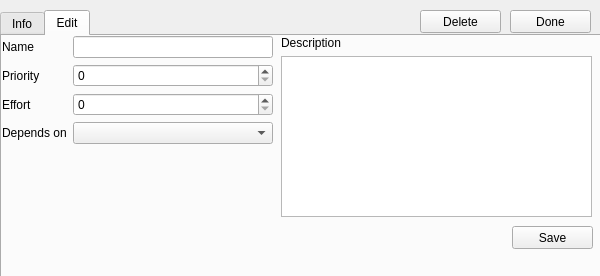
First picture: the form in testDesktop/Desktop/taskwidget.ui, repository sacdallago/it.unibz.inf.sesp.Task, before the edit.
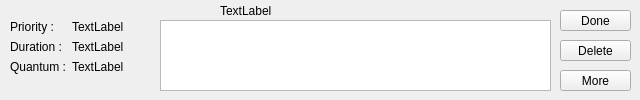
Second picture: the form after the edit. The open tabs and pages were chosen to show the change. Icons and pictures are not drawn.

Patch:
```diff
--- a/testDesktop/Desktop/taskwidget.ui
+++ b/testDesktop/Desktop/taskwidget.ui
@@ -6,120 +6,76 @@
    <rect>
     <x>0</x>
     <y>0</y>
-    <width>600</width>
-    <height>276</height>
+    <width>640</width>
+    <height>100</height>
    </rect>
   </property>
   <property name="maximumSize">
    <size>
-    <width>600</width>
-    <height>300</height>
+    <width>640</width>
+    <height>100</height>
    </size>
   </property>
   <property name="windowTitle">
    <string>Form</string>
   </property>
-  <property name="windowIcon">
-   <iconset resource="Desktop/images.qrc">
-    <normaloff>:/buttons/images/PNG/Button Add.png</normaloff>:/buttons/images/PNG/Button Add.png</iconset>
-  </property>
-  <widget class="QTabWidget" name="tabs">
+  <widget class="QPushButton" name="pushButton">
    <property name="geometry">
     <rect>
-     <x>0</x>
+     <x>560</x>
      <y>10</y>
-     <width>601</width>
-     <height>271</height>
+     <width>71</width>
+     <height>21</height>
     </rect>
    </property>
-   <property name="currentIndex">
-    <number>0</number>
+   <property name="toolTip">
+    <string>&lt;html&gt;&lt;head/&gt;&lt;body&gt;&lt;p&gt;Flag this Task as done!&lt;/p&gt;&lt;/body&gt;&lt;/html&gt;</string>
    </property>
-   <widget class="QWidget" name="tab">
-    <attribute name="title">
-     <string>Info</string>
-    </attribute>
-    <widget class="QLabel" name="titleLabel">
-     <property name="geometry">
-      <rect>
-       <x>230</x>
-       <y>10</y>
-       <width>151</width>
-       <height>20</height>
-      </rect>
-     </property>
      <property name="text">
-      <string>TextLabel</string>
-     </property>
-    </widget>
-    <widget class="QWidget" name="verticalLayoutWidget_2">
+    <string>Done</string>
+   </property>
+  </widget>
+  <widget class="QPushButton" name="pushButton_3">
      <property name="geometry">
       <rect>
-       <x>10</x>
-       <y>90</y>
-       <width>581</width>
-       <height>141</height>
-      </rect>
-     </property>
-     <layout class="QVBoxLayout" name="verticalLayout_2">
-      <item>
-       <widget class="QLabel" name="description3Label_2">
+     <x>560</x>
+     <y>40</y>
+     <width>71</width>
+     <height>21</height>
+    </rect>
+   </property>
         <property name="text">
-         <string>Description</string>
-        </property>
-       </widget>
-      </item>
-      <item>
-       <widget class="QTextEdit" name="textEdit_2">
-        <property name="textInteractionFlags">
-         <set>Qt::TextSelectableByKeyboard|Qt::TextSelectableByMouse</set>
-        </property>
-       </widget>
-      </item>
-     </layout>
+    <string>Delete</string>
+   </property>
     </widget>
     <widget class="QWidget" name="formLayoutWidget_2">
      <property name="geometry">
       <rect>
        <x>10</x>
-       <y>10</y>
-       <width>160</width>
-       <height>80</height>
+     <y>20</y>
+     <width>143</width>
+     <height>71</height>
       </rect>
      </property>
      <layout class="QFormLayout" name="formLayout_2">
       <item row="0" column="0">
        <widget class="QLabel" name="label">
         <property name="text">
-         <string>Priority: </string>
-        </property>
-       </widget>
-      </item>
-      <item row="0" column="1">
-       <widget class="QLabel" name="priorityValueLabel">
-        <property name="text">
-         <string>TextLabel</string>
+       <string>Priority : </string>
         </property>
        </widget>
       </item>
       <item row="1" column="0">
        <widget class="QLabel" name="label_2">
         <property name="text">
-         <string>Effort: </string>
-        </property>
-       </widget>
-      </item>
-      <item row="1" column="1">
-       <widget class="QLabel" name="effortValueLabel">
-        <property name="text">
-         <string>TextLabel</string>
+       <string>Duration :</string>
         </property>
        </widget>
       </item>
       <item row="2" column="0">
        <widget class="QLabel" name="label_4">
         <property name="text">
-         <string>Quantum:</string>
+       <string>Quantum :</string>
         </property>
        </widget>
       </item>
@@ -130,129 +86,62 @@
         </property>
        </widget>
       </item>
-     </layout>
-    </widget>
-   </widget>
-   <widget class="QWidget" name="tab_2">
-    <attribute name="title">
-     <string>Edit</string>
-    </attribute>
-    <widget class="QPushButton" name="pushButton_2">
-     <property name="geometry">
-      <rect>
-       <x>510</x>
-       <y>190</y>
-       <width>81</width>
-       <height>23</height>
-      </rect>
-     </property>
-     <property name="text">
-      <string>Save</string>
-     </property>
-    </widget>
-    <widget class="QWidget" name="formLayoutWidget">
-     <property name="geometry">
-      <rect>
-       <x>0</x>
-       <y>0</y>
-       <width>271</width>
-       <height>181</height>
-      </rect>
-     </property>
-     <layout class="QFormLayout" name="formLayout">
-      <property name="fieldGrowthPolicy">
-       <enum>QFormLayout::AllNonFixedFieldsGrow</enum>
-      </property>
-      <item row="0" column="0">
-       <widget class="QLabel" name="nameLabel">
-        <property name="text">
-         <string>Name</string>
-        </property>
-       </widget>
-      </item>
       <item row="0" column="1">
-       <widget class="QLineEdit" name="nameLineEdit"/>
-      </item>
-      <item row="2" column="0">
        <widget class="QLabel" name="priorityLabel">
         <property name="text">
-         <string>Priority</string>
+       <string>TextLabel</string>
         </property>
        </widget>
       </item>
-      <item row="2" column="1">
-       <widget class="QSpinBox" name="prioritySpinBox"/>
-      </item>
-      <item row="3" column="0">
-       <widget class="QLabel" name="effortLabel">
+    <item row="1" column="1">
+     <widget class="QLabel" name="effortValueLabel">
         <property name="text">
-         <string>Effort</string>
-        </property>
-       </widget>
-      </item>
-      <item row="3" column="1">
-       <widget class="QSpinBox" name="effortSpinBox"/>
-      </item>
-      <item row="4" column="0">
-       <widget class="QLabel" name="dependsOnLabel">
-        <property name="text">
-         <string>Depends on</string>
+       <string>TextLabel</string>
+      </property>
+      <property name="textFormat">
+       <enum>Qt::RichText</enum>
         </property>
        </widget>
       </item>
-      <item row="4" column="1">
-       <widget class="QComboBox" name="dependsOnComboBox"/>
-      </item>
-     </layout>
-    </widget>
-    <widget class="QWidget" name="verticalLayoutWidget">
+   </layout>
+  </widget>
+  <widget class="QLabel" name="titleLabel">
      <property name="geometry">
       <rect>
-       <x>279</x>
+     <x>220</x>
        <y>0</y>
-       <width>311</width>
-       <height>181</height>
-      </rect>
-     </property>
-     <layout class="QVBoxLayout" name="verticalLayout">
-      <item>
-       <widget class="QLabel" name="description3Label">
+     <width>212</width>
+     <height>21</height>
+    </rect>
+   </property>
         <property name="text">
-         <string>Description</string>
-        </property>
-       </widget>
-      </item>
-      <item>
-       <widget class="QTextEdit" name="textEdit"/>
-      </item>
-     </layout>
-    </widget>
-   </widget>
-  </widget>
-  <widget class="QPushButton" name="pushButton">
+    <string>TextLabel</string>
+   </property>
+  </widget>
+  <widget class="QTextEdit" name="descriptionText">
    <property name="geometry">
     <rect>
-     <x>510</x>
-     <y>10</y>
-     <width>81</width>
-     <height>23</height>
+     <x>160</x>
+     <y>20</y>
+     <width>391</width>
+     <height>71</height>
     </rect>
    </property>
-   <property name="text">
-    <string>Done</string>
+   <property name="textInteractionFlags">
+    <set>Qt::TextSelectableByKeyboard|Qt::TextSelectableByMouse</set>
    </property>
   </widget>
-  <widget class="QPushButton" name="pushButton_3">
+  <widget class="QPushButton" name="pushButton_2">
    <property name="geometry">
     <rect>
-     <x>420</x>
-     <y>10</y>
-     <width>81</width>
-     <height>23</height>
+     <x>560</x>
+     <y>70</y>
+     <width>71</width>
+     <height>21</height>
     </rect>
    </property>
    <property name="text">
-    <string>Delete</string>
+    <string>More</string>
    </property>
   </widget>
  </widget>
```
Left out of the diff: 4 changed lines with no effect on the pictures. Lines whose indentation alone changed are shown as unchanged.
